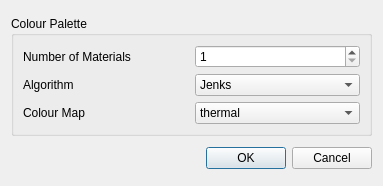
mantidproject/mantidimaging, file mantidimaging/gui/ui/palette_changer.ui: the form before one commit.
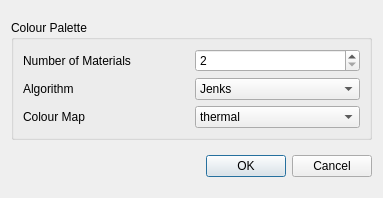
The form after the commit.

Commit message: Jenks needs minimum of two

```diff
--- a/mantidimaging/gui/ui/palette_changer.ui
+++ b/mantidimaging/gui/ui/palette_changer.ui
@@ -7,7 +7,7 @@
     <x>0</x>
     <y>0</y>
     <width>383</width>
-    <height>186</height>
+    <height>198</height>
    </rect>
   </property>
   <property name="windowTitle">
@@ -50,7 +50,7 @@
       <item row="0" column="1">
        <widget class="QSpinBox" name="numMaterialsSpinBox">
         <property name="minimum">
-         <number>1</number>
+         <number>2</number>
         </property>
        </widget>
       </item>
```
